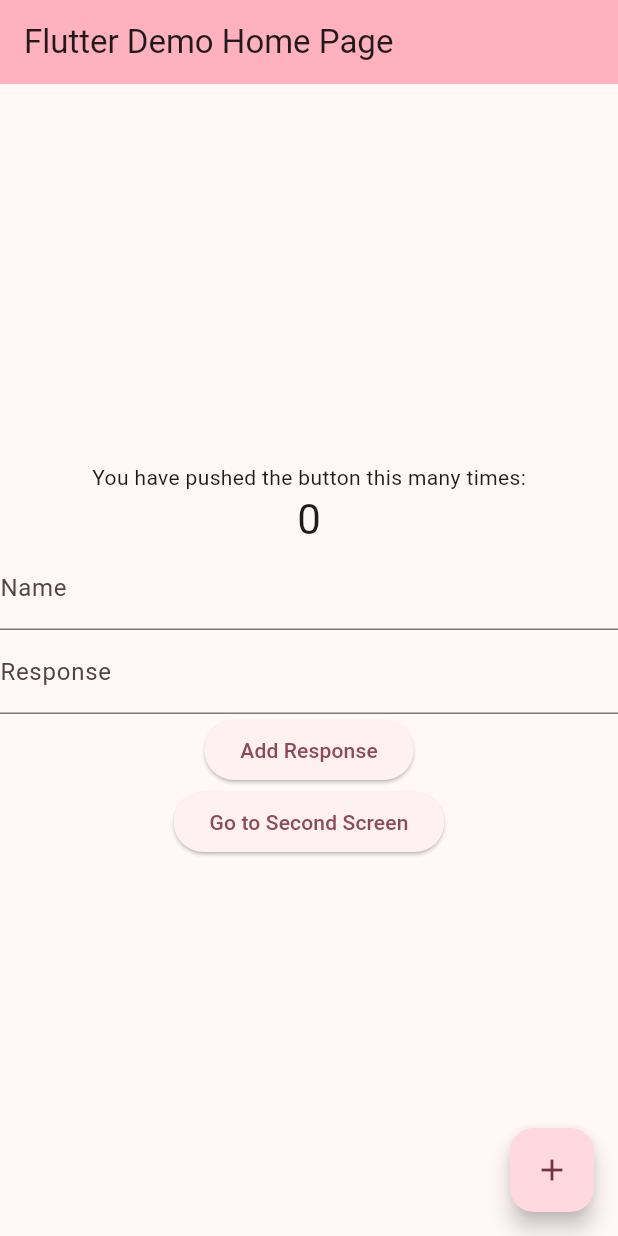
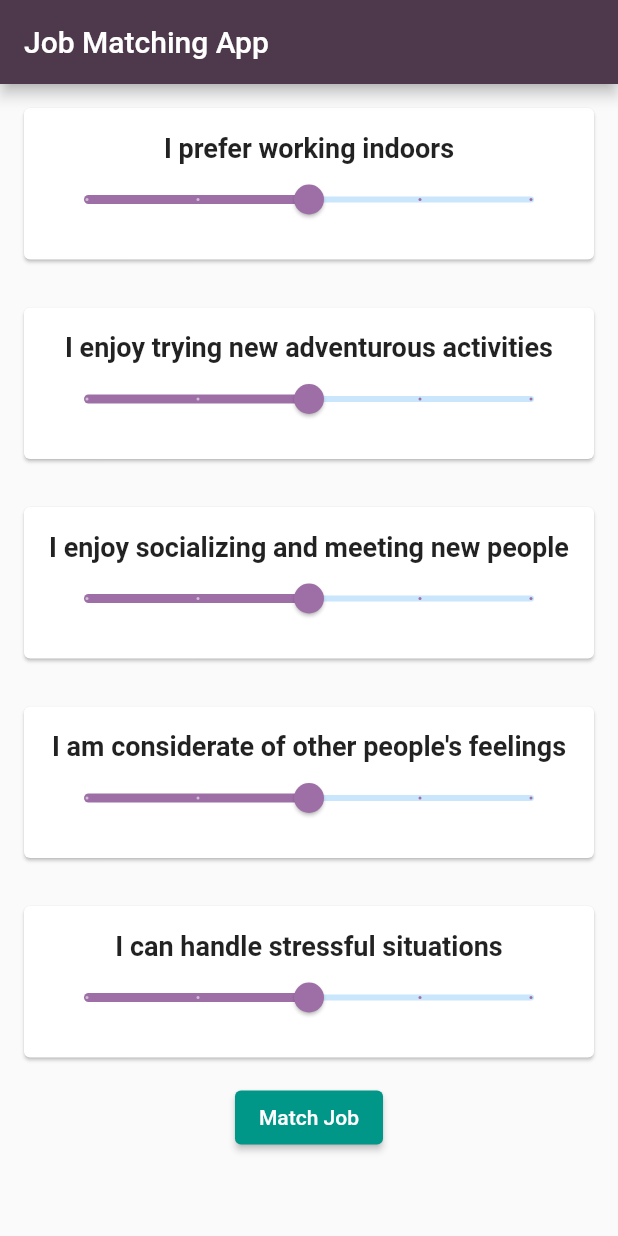
Before and after one commit to SongYeongEng/DevHack2023, a Flutter app: the screen it shows after launch, on a phone screen of 412 x 824 dp. Run offline on Flutter 3.47's test engine with Material 2 defaults, Android fonts, the light colour scheme and no system bars; our stand-ins replace cloud_firestore, firebase_core; accounts and stored records are empty.

Commit message:
job matching feature part

```diff
--- a/newpants/lib/main.dart
+++ b/newpants/lib/main.dart
@@ -1,175 +1,125 @@
 import 'package:flutter/material.dart';
 import 'package:firebase_core/firebase_core.dart';
 import 'package:cloud_firestore/cloud_firestore.dart';
-import './pages/jobs.dart';
-void main() async {
-  WidgetsFlutterBinding.ensureInitialized();
-  await Firebase.initializeApp(
-    options: const FirebaseOptions(
-      apiKey: 'YOUR_API_KEY',
-      appId: '1:415578718144:android:083523c6b2521e0add9225',
-      messagingSenderId: '415578718144',
-      projectId: 'devhack2023-ebaf9',
-    ),
-  );
-  runApp(const MyApp());
+
+import 'package:flutter/material.dart';
+
+void main() {
+  runApp(JobMatchingApp());
 }
 
-class MyApp extends StatelessWidget {
-   const MyApp({super.key});
-
-
-  // This widget is the root of your application.
+class JobMatchingApp extends StatefulWidget {
   @override
-  Widget build(BuildContext context) {
-    return MaterialApp(
-      title: 'Flutter Demo',
-      theme: ThemeData(
-        // This is the theme of your application.
-        //
-        // TRY THIS: Try running your application with "flutter run". You'll see
-        // the application has a blue toolbar. Then, without quitting the app,
-        // try changing the seedColor in the colorScheme below to Colors.green
-        // and then invoke "hot reload" (save your changes or press the "hot
-        // reload" button in a Flutter-supported IDE, or press "r" if you used
-        // the command line to start the app).
-        //
-        // Notice that the counter didn't reset back to zero; the application
-        // state is not lost during the reload. To reset the state, use hot
-        // restart instead.
-        //
-        // This works for code too, not just values: Most code changes can be
-        // tested with just a hot reload.
-        colorScheme: ColorScheme.fromSeed(seedColor: Colors.pink),
-        useMaterial3: true,
-      ),
-      home: const MyHomePage(title: 'Flutter Demo Home Page'),
-    );
-  }
+  _JobMatchingAppState createState() => _JobMatchingAppState();
 }
 
-class MyHomePage extends StatefulWidget {
-  const MyHomePage({super.key, required this.title});
+class _JobMatchingAppState extends State<JobMatchingApp> {
+  final questions = [
+    'I prefer working indoors',
+    'I enjoy trying new adventurous activities',
+    'I enjoy socializing and meeting new people',
+    'I am considerate of other people\'s feelings',
+    'I can handle stressful situations',
+  ];
 
+  final jobs = [
+    'Fry Cook', 'IT', 'HR', 'Sales', 'Engineer', 'Chef', 'Customer Service',
+    'Web Developer', 'Event Planner', 'Nurse', 'Graphic Designer', 'Teacher',
+    'Accountant', 'Photographer', 'Electrician', 'Marketing Manager',
+    'Project Manager', 'Pharmacist', 'Lawyer', 'Architect', 'Data Scientist'
+  ];
 
-  // This widget is the home page of your application. It is stateful, meaning
-  // that it has a State object (defined below) that contains fields that affect
-  // how it looks.
+  String matchedJob = '';
 
-  // This class is the configuration for the state. It holds the values (in this
-  // case the title) provided by the parent (in this case the App widget) and
-  // used by the build method of the State. Fields in a Widget subclass are
-  // always marked "final".
+  List<double> questionResponses = [3, 3, 3, 3, 3];
 
-  final String title;
+  Map<String, List<double>> jobPreferences = {
+    // Add your job preferences data here...
+  };
 
-  @override
-  State<MyHomePage> createState() => _MyHomePageState();
-}
+  void matchJob() {
+    int bestMatchIndex = 0;
+    double bestMatchScore = double.maxFinite;
 
-class _MyHomePageState extends State<MyHomePage> {
-  int _counter = 0;
+    for (int i = 0; i < jobs.length; i++) {
+      double matchScore = 0.0;
+      for (int j = 0; j < 5; j++) {
+        final jobPreference = jobPreferences[jobs[i]];
+        if (jobPreference != null) {
+          matchScore += (questionResponses[j] - jobPreference[j]).abs();
+        }
+      }
 
+      if (matchScore < bestMatchScore) {
+        bestMatchScore = matchScore;
+        bestMatchIndex = i;
+      }
+    }
 
-  final nameController = TextEditingController();
-  final responseController = TextEditingController();
-
-
-  void _incrementCounter() {
     setState(() {
-      // This call to setState tells the Flutter framework that something has
-      // changed in this State, which causes it to rerun the build method below
-      // so that the display can reflect the updated values. If we changed
-      // _counter without calling setState(), then the build method would not be
-      // called again, and so nothing would appear to happen.
-      _counter++;
+      matchedJob = jobs[bestMatchIndex];
     });
   }
 
   @override
   Widget build(BuildContext context) {
-    // This method is rerun every time setState is called, for instance as done
-    // by the _incrementCounter method above.
-    //
-    // The Flutter framework has been optimized to make rerunning build methods
-    // fast, so that you can just rebuild anything that needs updating rather
-    // than having to individually change instances of widgets.
-    return Scaffold(
-      appBar: AppBar(
-        // TRY THIS: Try changing the color here to a specific color (to
-        // Colors.amber, perhaps?) and trigger a hot reload to see the AppBar
-        // change color while the other colors stay the same.
-        backgroundColor: Theme.of(context).colorScheme.inversePrimary,
-        // Here we take the value from the MyHomePage object that was created by
-        // the App.build method, and use it to set our appbar title.
-        title: Text(widget.title),
-      ),
-      body: Center(
-        // Center is a layout widget. It takes a single child and positions it
-        // in the middle of the parent.
-        child: Column(
-          // Column is also a layout widget. It takes a list of children and
-          // arranges them vertically. By default, it sizes itself to fit its
-          // children horizontally, and tries to be as tall as its parent.
-          //
-          // Column has various properties to control how it sizes itself and
-          // how it positions its children. Here we use mainAxisAlignment to
-          // center the children vertically; the main axis here is the vertical
-          // axis because Columns are vertical (the cross axis would be
-          // horizontal).
-          //
-          // TRY THIS: Invoke "debug painting" (choose the "Toggle Debug Paint"
-          // action in the IDE, or press "p" in the console), to see the
-          // wireframe for each widget.
-          mainAxisAlignment: MainAxisAlignment.center,
-          children: <Widget>[
-            const Text(
-              'You have pushed the button this many times:',
+    return MaterialApp(
+      home: Scaffold(
+        appBar: AppBar(
+          title: Text('Job Matching App'),
+          backgroundColor: Color.fromARGB(255, 78, 57, 76), // Change the app bar color.
+        ),
+        body: SingleChildScrollView(
+          child: Center(
+            child: Column(
+              children: <Widget>[
+                for (int i = 0; i < 5; i++)
+                  Card(
+                    margin: EdgeInsets.all(16), // Add some margin around each card.
+                    child: Padding(
+                      padding: const EdgeInsets.all(16),
+                      child: Column(
+                        children: [
+                          Text(questions[i],
+                            style: TextStyle(fontSize: 18, fontWeight: FontWeight.bold),
+                          ),
+                          Slider(
+                            value: questionResponses[i],
+                            onChanged: (value) {
+                              setState(() {
+                                questionResponses[i] = value;
+                              });
+                            },
+                            min: 1, // Adjust the scale min value.
+                            max: 5, // Adjust the scale max value.
+                            divisions: 4, // Divide the scale into 4 steps.
+                            label: questionResponses[i].toString(),
+                            activeColor: const Color.fromARGB(255, 158, 111, 167), // Set the active color.
+                          ),
+                        ],
+                      ),
+                    ),
+                  ),
+                ElevatedButton(
+                  onPressed: matchJob,
+                  child: Text('Match Job'),
+                  style: ElevatedButton.styleFrom(
+                    primary: Colors.teal, // Change the button color.
+                  ),
+                ),
+                if (matchedJob.isNotEmpty)
+                  Padding(
+                    padding: const EdgeInsets.all(16),
+                    child: Text(
+                      'Matched Job: $matchedJob',
+                      style: TextStyle(fontSize: 20, fontWeight: FontWeight.bold),
+                    ),
+                  ),
+              ],
             ),
-            Text(
-              '$_counter',
-              style: Theme.of(context).textTheme.headlineMedium,
-            ),
-             TextFormField(
-              controller: nameController,
-              decoration: const InputDecoration(labelText: 'Name'),
-            ),
-            TextFormField(
-              controller: responseController,
-              decoration: const InputDecoration(labelText: 'Response'),
-            ),
-
-            ElevatedButton(
-            onPressed: () {
-              // Define the action to be taken when the button is pressed.
-              CollectionReference collRef = FirebaseFirestore.instance.collection('client');
-              collRef.add({
-                'name': nameController.text,
-                'response': responseController.text,
-              });
-
-            },
-            child: const Text('Add Response')),
-
-
-            ElevatedButton(
-            onPressed: () {
-              // Push the SecondScreen onto the navigation stack when the button is pressed.
-              Navigator.push(
-                context,
-                MaterialPageRoute(builder: (context) => JobsScreen()),
-              );
-            },
-            child: const Text('Go to Second Screen'),),
-
-          ],
+          ),
         ),
       ),
-      floatingActionButton: FloatingActionButton(
-        onPressed: _incrementCounter,
-        tooltip: 'Increment',
-        child: const Icon(Icons.add),
-      ), // This trailing comma makes auto-formatting nicer for build methods.
     );
   }
 }
```
